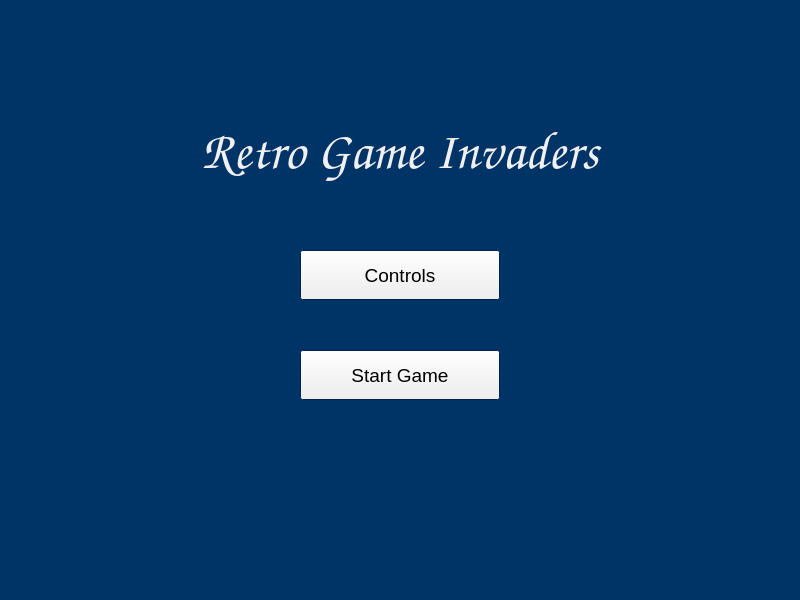
This is mainwindow.ui in mwestjohn/space-invaders as Qt 5 draws it before an edit. The edited form follows.
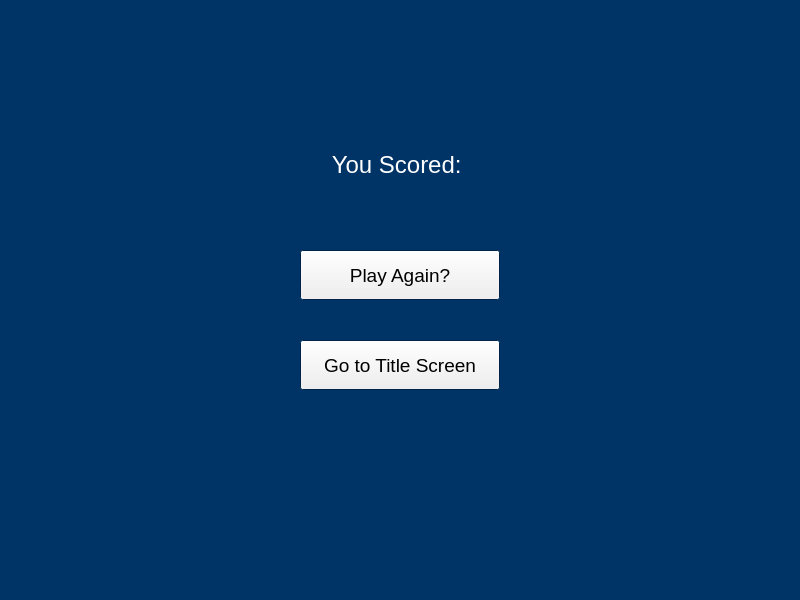
This is the edited form. The open tabs and pages were chosen to show the change.

Patch:
```diff
--- a/mainwindow.ui
+++ b/mainwindow.ui
@@ -604,6 +604,102 @@
       </palette>
      </property>
     </widget>
+    <widget class="QWidget" name="gameOver">
+     <widget class="QLabel" name="score">
+      <property name="geometry">
+       <rect>
+        <x>200</x>
+        <y>140</y>
+        <width>400</width>
+        <height>50</height>
+       </rect>
+      </property>
+      <property name="palette">
+       <palette>
+        <active>
+         <colorrole role="WindowText">
+          <brush brushstyle="SolidPattern">
+           <color alpha="255">
+            <red>255</red>
+            <green>255</green>
+            <blue>255</blue>
+           </color>
+          </brush>
+         </colorrole>
+        </active>
+        <inactive>
+         <colorrole role="WindowText">
+          <brush brushstyle="SolidPattern">
+           <color alpha="255">
+            <red>255</red>
+            <green>255</green>
+            <blue>255</blue>
+           </color>
+          </brush>
+         </colorrole>
+        </inactive>
+        <disabled>
+         <colorrole role="WindowText">
+          <brush brushstyle="SolidPattern">
+           <color alpha="255">
+            <red>120</red>
+            <green>120</green>
+            <blue>120</blue>
+           </color>
+          </brush>
+         </colorrole>
+        </disabled>
+       </palette>
+      </property>
+      <property name="font">
+       <font>
+        <pointsize>18</pointsize>
+       </font>
+      </property>
+      <property name="text">
+       <string>You Scored: </string>
+      </property>
+      <property name="alignment">
+       <set>Qt::AlignCenter</set>
+      </property>
+     </widget>
+     <widget class="QPushButton" name="overStart">
+      <property name="geometry">
+       <rect>
+        <x>300</x>
+        <y>250</y>
+        <width>200</width>
+        <height>50</height>
+       </rect>
+      </property>
+      <property name="font">
+       <font>
+        <pointsize>14</pointsize>
+       </font>
+      </property>
+      <property name="text">
+       <string>Play Again?</string>
+      </property>
+     </widget>
+     <widget class="QPushButton" name="overTitle">
+      <property name="geometry">
+       <rect>
+        <x>300</x>
+        <y>340</y>
+        <width>200</width>
+        <height>50</height>
+       </rect>
+      </property>
+      <property name="font">
+       <font>
+        <pointsize>14</pointsize>
+       </font>
+      </property>
+      <property name="text">
+       <string>Go to Title Screen</string>
+      </property>
+     </widget>
+    </widget>
    </widget>
   </widget>
   <widget class="QMenuBar" name="menuBar">
```
